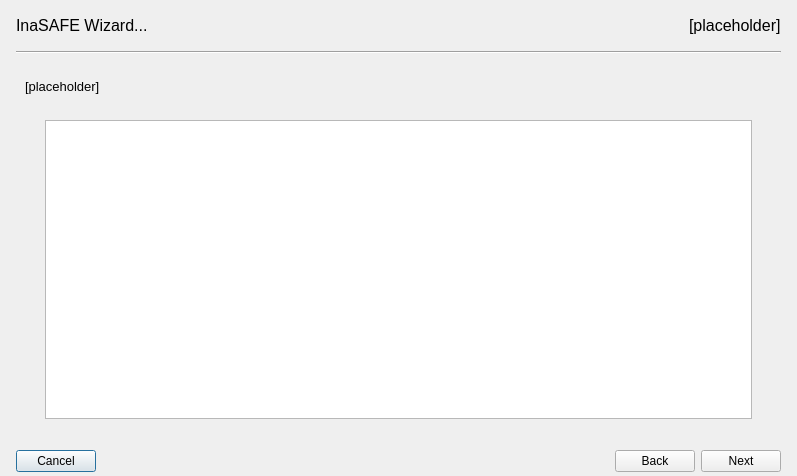
First picture: the form in safe_qgis/ui/wizard_dialog_base.ui, repository inasafe/inasafe, before the edit.
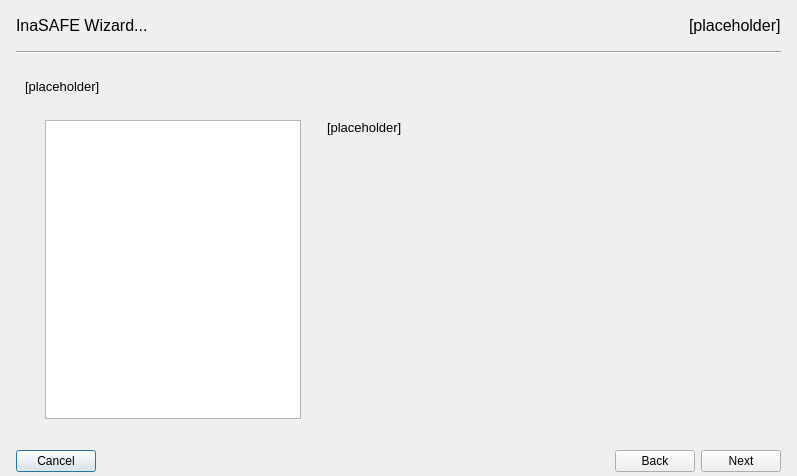
Second picture: the form after the edit. The open tabs and pages were chosen to show the change. Icons and pictures are not drawn.

```diff
--- a/safe_qgis/ui/wizard_dialog_base.ui
+++ b/safe_qgis/ui/wizard_dialog_base.ui
@@ -763,6 +763,22 @@
        </item>
        <item>
         <layout class="QGridLayout" name="gridLayout_3">
+         <item row="1" column="5">
+          <spacer name="horizontalSpacer_20">
+           <property name="orientation">
+            <enum>Qt::Horizontal</enum>
+           </property>
+           <property name="sizeType">
+            <enum>QSizePolicy::Fixed</enum>
+           </property>
+           <property name="sizeHint" stdset="0">
+            <size>
+             <width>20</width>
+             <height>20</height>
+            </size>
+           </property>
+          </spacer>
+         </item>
          <item row="1" column="0">
           <spacer name="horizontalSpacer_3">
            <property name="orientation">
@@ -798,6 +814,25 @@
          <item row="1" column="1" colspan="2">
           <widget class="QListWidget" name="lstFields"/>
          </item>
+         <item row="1" column="4">
+          <widget class="QLabel" name="lblDescribeField">
+           <property name="sizePolicy">
+            <sizepolicy hsizetype="Expanding" vsizetype="Expanding">
+             <horstretch>0</horstretch>
+             <verstretch>0</verstretch>
+            </sizepolicy>
+           </property>
+           <property name="text">
+            <string>[placeholder]</string>
+           </property>
+           <property name="alignment">
+            <set>Qt::AlignLeading|Qt::AlignLeft|Qt::AlignTop</set>
+           </property>
+           <property name="wordWrap">
+            <bool>true</bool>
+           </property>
+          </widget>
+         </item>
         </layout>
        </item>
        <item>
```
Left out of the diff: 2 changed lines with no effect on the pictures.
